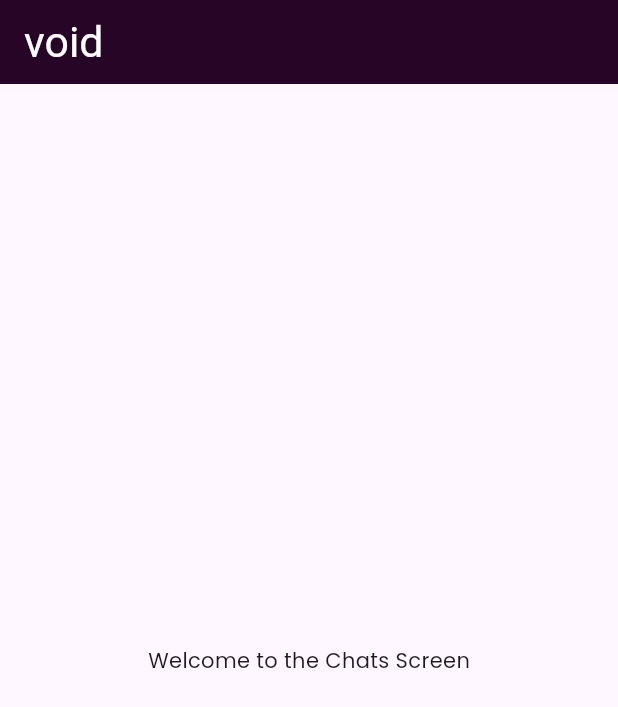
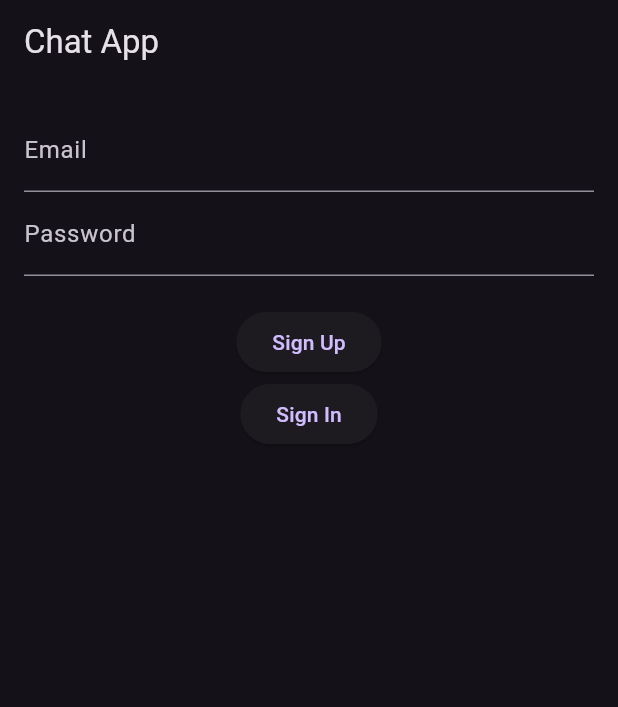
Before and after one commit to Zenalghi/void, a Flutter app: the screen it shows after launch, on a phone screen of 412 x 824 dp. Shown: the top 707 px of the screen. Run offline on Flutter 3.47's test engine with Material 3 defaults, Android fonts, the phone set to English and light mode, and no system bars; our stand-ins replace cloud_firestore, firebase_auth, firebase_core; accounts and stored records are empty; Roboto replaces fonts that are missing (Consola).

Commit message:
Implement authentication

```diff
--- /dev/null
+++ b/lib/Screens/authentication_screen.dart
@@ -0,0 +1,54 @@
+import 'package:flutter/material.dart';
+import 'package:provider/provider.dart';
+import '../providers/auth_provider.dart';
+
+class AuthenticationScreen extends StatelessWidget {
+  final TextEditingController emailController = TextEditingController();
+  final TextEditingController passwordController = TextEditingController();
+
+  @override
+  Widget build(BuildContext context) {
+    final authProvider = Provider.of<AuthProvider>(context);
+
+    return Scaffold(
+      appBar: AppBar(title: Text("Chat App")),
+      body: Padding(
+        padding: const EdgeInsets.all(16.0),
+        child: Column(
+          children: [
+            TextField(
+              controller: emailController,
+              decoration: InputDecoration(labelText: "Email"),
+            ),
+            TextField(
+              controller: passwordController,
+              decoration: InputDecoration(labelText: "Password"),
+              obscureText: true,
+            ),
+            SizedBox(height: 20),
+            ElevatedButton(
+              onPressed: () async {
+                await authProvider.signUp(emailController.text, passwordController.text);
+              },
+              child: Text("Sign Up"),
+            ),
+            ElevatedButton(
+              onPressed: () async {
+                await authProvider.signIn(emailController.text, passwordController.text);
+              },
+              child: Text("Sign In"),
+            ),
+            if (authProvider.user != null) ...[
+              ElevatedButton(
+                onPressed: () {
+                  Navigator.pushNamed(context, '/chat');
+                },
+                child: Text("Go to Chat"),
+              ),
+            ]
+          ],
+        ),
+      ),
+    );
+  }
+}
--- a/lib/Screens/chat.dart
+++ /dev/null
@@ -1,35 +0,0 @@
-import 'package:flutter/material.dart';
-
-class Chats extends StatefulWidget {
-  const Chats({super.key});
-
-  @override
-  State<Chats> createState() => _ChatsState();
-}
-
-class _ChatsState extends State<Chats> {
-  @override
-  Widget build(BuildContext context) {
-    return Scaffold(
-      appBar: AppBar(
-        title: const Text(
-          'void',
-          style: TextStyle(
-            fontFamily: 'Consola',
-            color: Colors.white,
-          ),
-          textScaleFactor: 1.3,
-        ),
-        // centerTitle: true,
-        backgroundColor: const Color.fromARGB(255, 38, 5, 39),
-
-
-      ),
-      body: Center(
-        child: Text(
-          'Welcome to the Chats Screen',
-        ),
-      ),
-    );
-  }
-}
--- a/lib/main.dart
+++ b/lib/main.dart
@@ -1,20 +1,29 @@
+import 'package:firebase_core/firebase_core.dart';
 import 'package:flutter/material.dart';
-import 'package:x_void/Screens/chat.dart';
+import 'package:provider/provider.dart';
+import 'providers/auth_provider.dart';
+import '/Screens/authentication_screen.dart';
+import '/Screens/chat_screen.dart';
 
-void main() {
-  runApp(const VOID_APP());
+void main() async {
+  WidgetsFlutterBinding.ensureInitialized();
+  await Firebase.initializeApp();
+  runApp(MyApp());
 }
 
-// ignore: camel_case_types
-class VOID_APP extends StatelessWidget {
-  const VOID_APP({super.key});
-
+class MyApp extends StatelessWidget {
   @override
   Widget build(BuildContext context) {
-    return MaterialApp(
-      debugShowCheckedModeBanner: false,
-      theme: ThemeData(fontFamily: 'Poppins'),
-      home: const Chats(),
+    return ChangeNotifierProvider(
+      create: (context) => AuthProvider(),
+      child: MaterialApp(
+        title: 'Chat App',
+        theme: ThemeData.dark(), // Dark Theme
+        home: AuthenticationScreen(),
+        routes: {
+          '/chat': (context) => ChatScreen(),
+        },
+      ),
     );
   }
 }
--- /dev/null
+++ b/lib/providers/auth_provider.dart
@@ -0,0 +1,37 @@
+import 'package:firebase_auth/firebase_auth.dart';
+import 'package:flutter/material.dart';
+
+class AuthProvider extends ChangeNotifier {
+  User? user;
+
+  AuthProvider() {
+    _checkAuth();
+  }
+
+  Future<void> _checkAuth() async {
+    FirebaseAuth.instance.authStateChanges().listen((User? user) {
+      this.user = user;
+      notifyListeners();
+    });
+  }
+
+  Future<void> signUp(String email, String password) async {
+    try {
+      await FirebaseAuth.instance.createUserWithEmailAndPassword(email: email, password: password);
+    } catch (e) {
+      print("Error signing up: $e");
+    }
+  }
+
+  Future<void> signIn(String email, String password) async {
+    try {
+      await FirebaseAuth.instance.signInWithEmailAndPassword(email: email, password: password);
+    } catch (e) {
+      print("Error signing in: $e");
+    }
+  }
+
+  Future<void> signOut() async {
+    await FirebaseAuth.instance.signOut();
+  }
+}
--- a/pubspec.yaml
+++ b/pubspec.yaml
@@ -30,6 +30,11 @@ environment:
 dependencies:
   flutter:
     sdk: flutter
+  firebase_core: ^3.15.1
+  firebase_auth: ^5.6.2
+  cloud_firestore: ^5.6.11
+  firebase_ui_auth: ^1.17.0
+  provider: ^6.1.5
 
   # The following adds the Cupertino Icons font to your application.
   # Use with the CupertinoIcons class for iOS style icons.
```
Also changed, not shown: lib/Screens/chat_screen.dart (added, +77 -0 lines), pubspec.lock, 5 other files.
